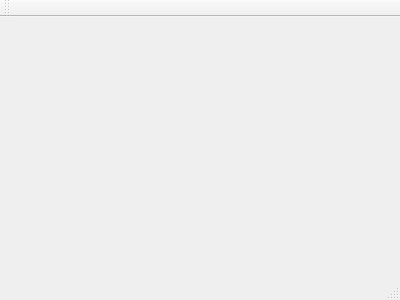
The window that src/view/mainwindow.ui (V1rgul/UT-profiler) describes before a commit, drawn with Qt 5.
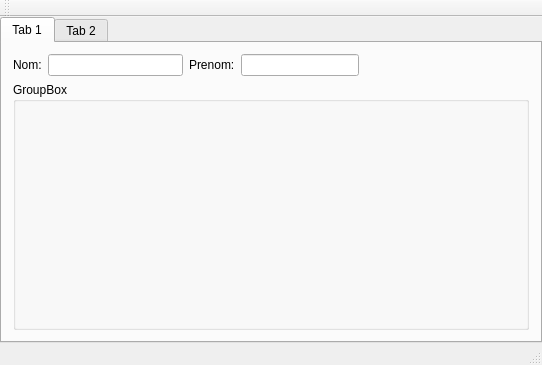
The same window after the commit.

Commit message: Base Layout + Etudiant Layout started

The edit to the form file:
```diff
--- a/src/view/mainwindow.ui
+++ b/src/view/mainwindow.ui
@@ -1,24 +1,125 @@
 <ui version="4.0">
  <class>MainWindow</class>
- <widget class="QMainWindow" name="MainWindow" >
-  <property name="geometry" >
+ <widget class="QMainWindow" name="MainWindow">
+  <property name="geometry">
    <rect>
     <x>0</x>
     <y>0</y>
-    <width>400</width>
-    <height>300</height>
+    <width>542</width>
+    <height>365</height>
    </rect>
   </property>
   <property name="windowTitle" >
    <string>MainWindow</string>
   </property>
-  <widget class="QMenuBar" name="menuBar" />
-  <widget class="QToolBar" name="mainToolBar" />
-  <widget class="QWidget" name="centralWidget" />
-  <widget class="QStatusBar" name="statusBar" />
+  <widget class="QWidget" name="centralWidget">
+   <layout class="QVBoxLayout" name="verticalLayout">
+    <property name="spacing">
+     <number>0</number>
+    </property>
+    <property name="leftMargin">
+     <number>0</number>
+    </property>
+    <property name="topMargin">
+     <number>0</number>
+    </property>
+    <property name="rightMargin">
+     <number>0</number>
+    </property>
+    <property name="bottomMargin">
+     <number>0</number>
+    </property>
+    <item>
+     <widget class="QTabWidget" name="tabWidget">
+      <widget class="QWidget" name="tab">
+       <attribute name="title">
+        <string>Tab 1</string>
+       </attribute>
+       <layout class="QVBoxLayout" name="verticalLayout_2" stretch="0,1">
+        <item>
+         <layout class="QHBoxLayout" name="horizontalLayout_3">
+          <item>
+           <layout class="QHBoxLayout" name="horizontalLayout">
+            <item>
+             <widget class="QLabel" name="label">
+              <property name="text">
+               <string>Nom:</string>
+              </property>
+             </widget>
+            </item>
+            <item>
+             <widget class="QLineEdit" name="editNom"/>
+            </item>
+           </layout>
+          </item>
+          <item>
+           <layout class="QHBoxLayout" name="horizontalLayout_2">
+            <item>
+             <widget class="QLabel" name="label_2">
+              <property name="text">
+               <string>Prenom:</string>
+              </property>
+             </widget>
+            </item>
+            <item>
+             <widget class="QLineEdit" name="editPrenom"/>
+            </item>
+           </layout>
+          </item>
+          <item>
+           <spacer name="horizontalSpacer">
+            <property name="orientation">
+             <enum>Qt::Horizontal</enum>
+            </property>
+            <property name="sizeHint" stdset="0">
+             <size>
+              <width>40</width>
+              <height>20</height>
+             </size>
+            </property>
+           </spacer>
+          </item>
+         </layout>
+        </item>
+        <item>
+         <widget class="QGroupBox" name="groupBox">
+          <property name="title">
+           <string>GroupBox</string>
+          </property>
+         </widget>
+        </item>
+       </layout>
+      </widget>
+      <widget class="QWidget" name="tab_2">
+       <attribute name="title">
+        <string>Tab 2</string>
+       </attribute>
+      </widget>
+     </widget>
+    </item>
+   </layout>
+  </widget>
+  <widget class="QMenuBar" name="menuBar">
+   <property name="geometry">
+    <rect>
+     <x>0</x>
+     <y>0</y>
+     <width>542</width>
+     <height>25</height>
+    </rect>
+   </property>
+  </widget>
+  <widget class="QToolBar" name="mainToolBar">
+   <attribute name="toolBarArea">
+    <enum>TopToolBarArea</enum>
+   </attribute>
+   <attribute name="toolBarBreak">
+    <bool>false</bool>
+   </attribute>
+  </widget>
+  <widget class="QStatusBar" name="statusBar"/>
  </widget>
- <layoutDefault spacing="6" margin="11" />
- <pixmapfunction></pixmapfunction>
+ <layoutdefault spacing="6" margin="11"/>
  <resources/>
  <connections/>
 </ui>
```
Left out of the diff: 3 changed lines with no effect on the pictures.
